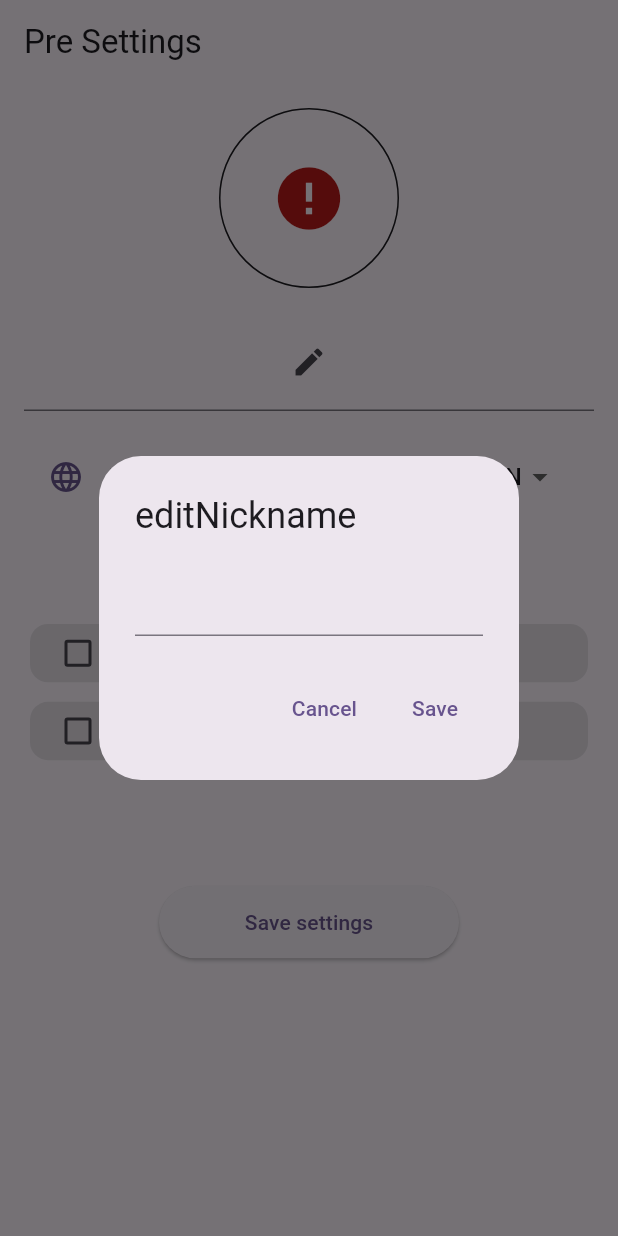
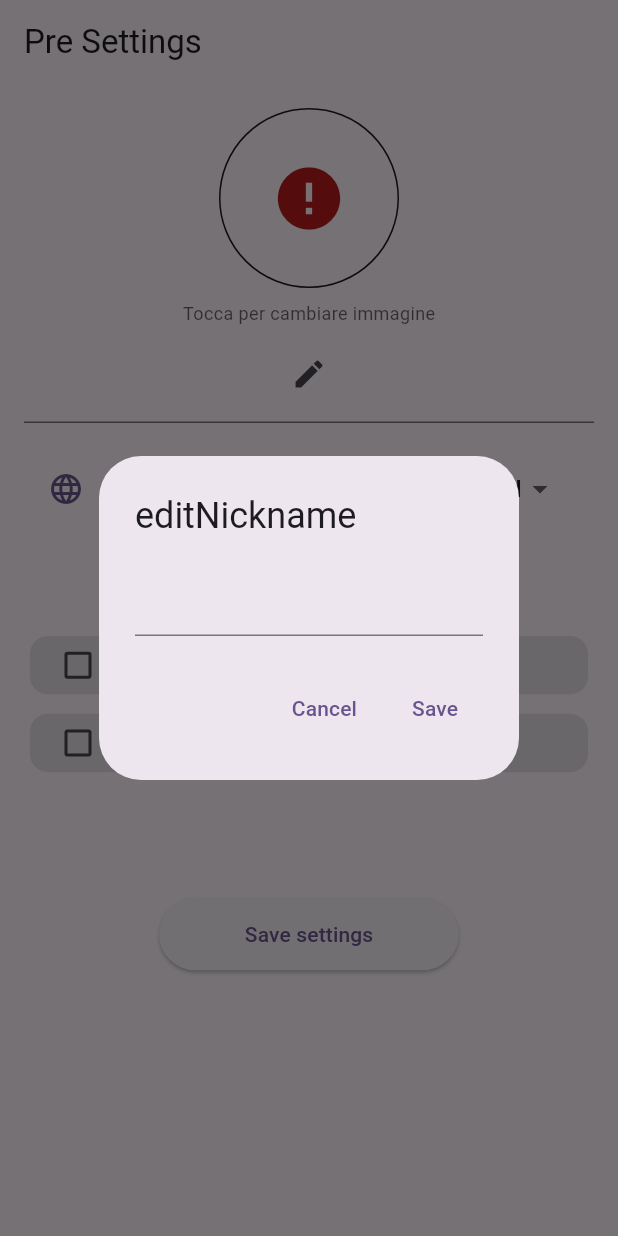
Before and after one commit to VittoDeBonis/news_lence_stage, a Flutter app: the PreSettings screen opened by its route, after a tap on the "edit" icon, on a phone screen of 412 x 824 dp. Run offline on Flutter 3.47's test engine with Material 3 defaults, Android fonts, the phone set to English and light mode, and no system bars; drawn by our look-alikes of cached_network_image; our stand-ins replace cloud_firestore, dash_chat_2, firebase_auth, firebase_core, firebase_remote_config, firebase_storage and 7 more; missing offline and left inert: chat_gpt_sdk, translator; accounts and stored records are empty; generated files the repository leaves out were written again; network calls fail.

Commit message:
feat: i change the ui and the logic to view the added image

```diff
--- a/lib/presentation/screens/onboarding/pre_settings/pre_settings.dart
+++ b/lib/presentation/screens/onboarding/pre_settings/pre_settings.dart
@@ -89,9 +89,12 @@ class _PreSettingsState extends State<PreSettings> {
                 children: [
                   // Immagine del profilo
                   GestureDetector(
-                    onTap: () => provider.getImage(),
+                    onTap: () => provider.getImage(context),
                     onLongPress: () => provider.removeImage(),
-                    child: Container(
+                    child: Stack(
+                      alignment: Alignment.center,
+                      children: [
+                        Container(
                           width: 120,
                           height: 120,
                           decoration: BoxDecoration(
@@ -102,9 +105,26 @@ class _PreSettingsState extends State<PreSettings> {
                           ),
                           child: _buildProfileImage(provider, context),
                         ),
+                        // Indicatore di caricamento
+                        if (provider.isUploadingImage)
+                          Container(
+                            width: 120,
+                            height: 120,
+                            decoration: BoxDecoration(
+                              shape: BoxShape.circle,
+                              color: Theme.of(context).colorScheme.surface.withOpacity(0.7),
                             ),
+                            child: const Center(
+                              child: CircularProgressIndicator(),
+                            ),
+                          ),
+                      ],
+                    ),
+                  ),
+                  const SizedBox(height: 8),
+                  // Usa una stringa diretta finché non viene aggiunta nei file di localizzazione
                   Text(
-                    '',
+                    'Tocca per cambiare immagine', // Sostituisci con l10n.tapToChangeImage quando disponibile
                     style: TextStyle(
                       fontSize: 12,
                       color: Theme.of(context).hintColor,
@@ -249,8 +269,8 @@ class _PreSettingsState extends State<PreSettings> {
   }
 
   Widget _buildProfileImage(PreSettingsProvider provider, BuildContext context) {
-    // PRIMO: Se c'è un'immagine locale (appena selezionata), usala
-    if (provider.image != null && provider.image!.existsSync()) {
+    // PRIMA: Se c'è un'immagine locale (appena selezionata o caricata), usala
+    if (provider.image != null) {
       return ClipOval(
         child: Image.file(
           provider.image!,
@@ -261,7 +281,7 @@ class _PreSettingsState extends State<PreSettings> {
       );
     }
 
-    // SECONDO: Se non c'è immagine locale, prova a caricare da Firestore
+    // SECONDA: Se non c'è immagine locale, prova a caricare da Firestore
     // Solo se i dati sono stati caricati completamente
     if (!provider.dataLoaded) {
       return const CircularProgressIndicator();
```
Also changed, not shown: lib/presentation/screens/onboarding/pre_settings/pre_settings_provider.dart (+54 -7 lines), lib/presentation/screens/tabs/settings_tab/settings_tab.dart (+45 -40 lines). Lines whose indentation alone changed are shown as unchanged.
